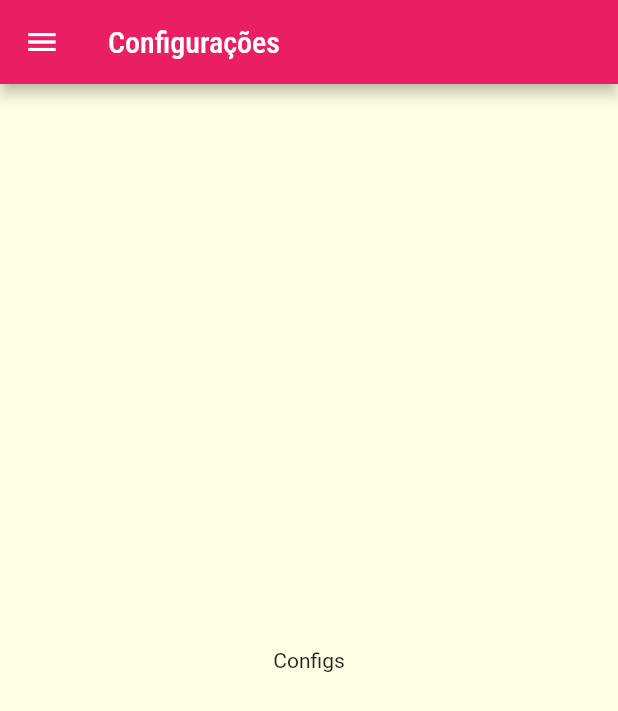
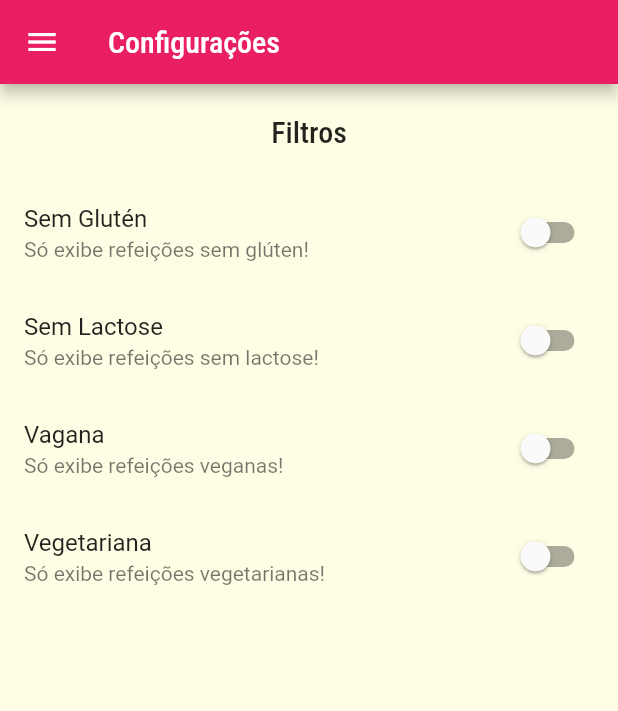
Before and after one commit to matheusbribeiro-dev/meals, a Flutter app: the SettingsScreen screen opened by its route, on a phone screen of 412 x 824 dp. Shown: the top 711 px of the screen. Run offline on Flutter 3.47's test engine with Material 2 defaults, Android fonts, the phone set to English and light mode, and no system bars.

Commit message:
Screen settings is completed

```diff
--- /dev/null
+++ b/lib/models/settings.dart
@@ -0,0 +1,13 @@
+class Settings {
+  bool isGlutenFree;
+  bool isLactoseFree;
+  bool isVegan;
+  bool isVegetarian;
+
+  Settings({
+    this.isGlutenFree = false,
+    this.isLactoseFree = false,
+    this.isVegan = false,
+    this.isVegetarian = false
+  });
+}
--- a/lib/screens/settings_screen.dart
+++ b/lib/screens/settings_screen.dart
@@ -1,8 +1,32 @@
 import 'package:flutter/material.dart';
 import 'package:meals/components/main_drawer.dart';
+import 'package:meals/models/settings.dart';
 
-class SettingsScreen extends StatelessWidget {
+class SettingsScreen extends StatefulWidget {
   const SettingsScreen({ Key? key }) : super(key: key);
+
+  @override
+  State<SettingsScreen> createState() => _SettingsScreenState();
+}
+
+class _SettingsScreenState extends State<SettingsScreen> {
+
+  var settings = Settings();
+
+  Widget _createSwitch(
+    String title,
+    String subtitle,
+    bool value,
+    Function(bool) onChanged
+  ) {
+    return SwitchListTile.adaptive(
+      activeColor: Theme.of(context).colorScheme.primary,
+      title: Text(title),
+      subtitle: Text(subtitle),
+      value: value,
+      onChanged: onChanged
+    );
+  }
 
   @override
   Widget build(BuildContext context) {
@@ -11,8 +35,54 @@ class SettingsScreen extends StatelessWidget {
         title: const Text('Configurações'),
       ),
       drawer: const MainDrawer(),
-      body: const Center(
-        child: Text('Configs'),
+      body: Column(
+        children: [
+          Container(
+            padding: const EdgeInsets.all(20),
+            child: Text(
+              'Filtros',
+              style: Theme.of(context).textTheme.headline6,
+            ),
+          ),
+          Expanded(
+            child: ListView(
+              children: [
+                _createSwitch(
+                  'Sem Glutén',
+                  'Só exibe refeições sem glúten!',
+                  settings.isGlutenFree,
+                  (value) => setState(() {
+                    settings.isGlutenFree = value;
+                  })
+                ),
+                _createSwitch(
+                  'Sem Lactose',
+                  'Só exibe refeições sem lactose!',
+                  settings.isLactoseFree,
+                  (value) => setState(() {
+                    settings.isLactoseFree = value;
+                  })
+                ),
+                _createSwitch(
+                  'Vagana',
+                  'Só exibe refeições veganas!',
+                  settings.isVegan,
+                  (value) => setState(() {
+                    settings.isVegan = value;
+                  })
+                ),
+                _createSwitch(
+                  'Vegetariana',
+                  'Só exibe refeições vegetarianas!',
+                  settings.isVegetarian,
+                  (value) => setState(() {
+                    settings.isVegetarian = value;
+                  })
+                ),
+              ],
+            )
+          )
+        ],
       ),
     );
   }
```
